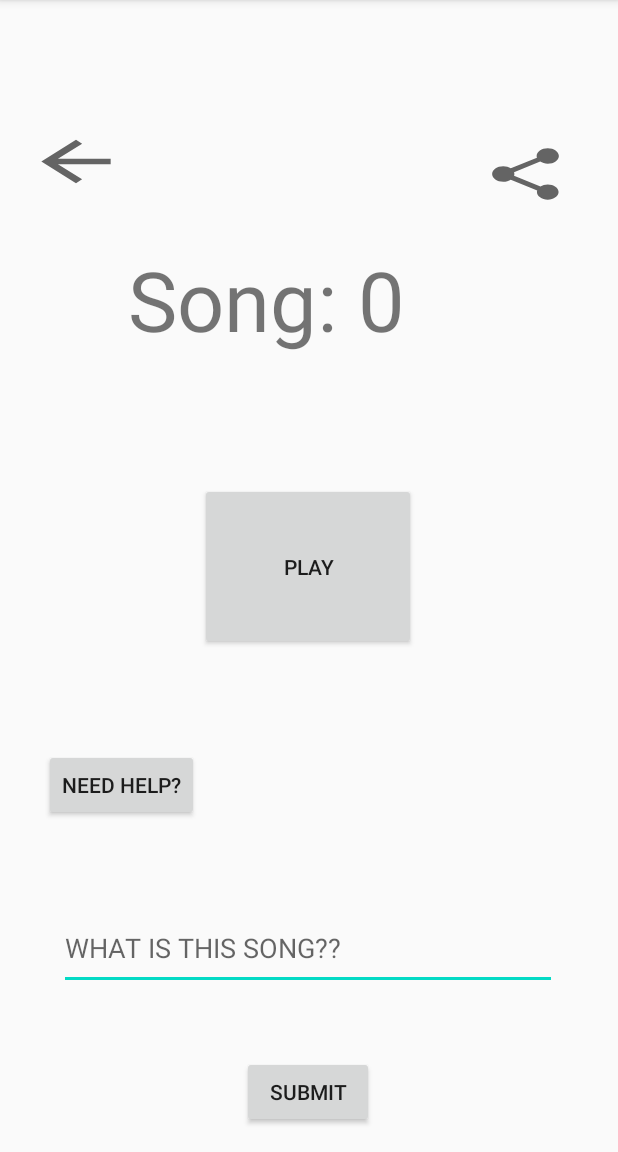
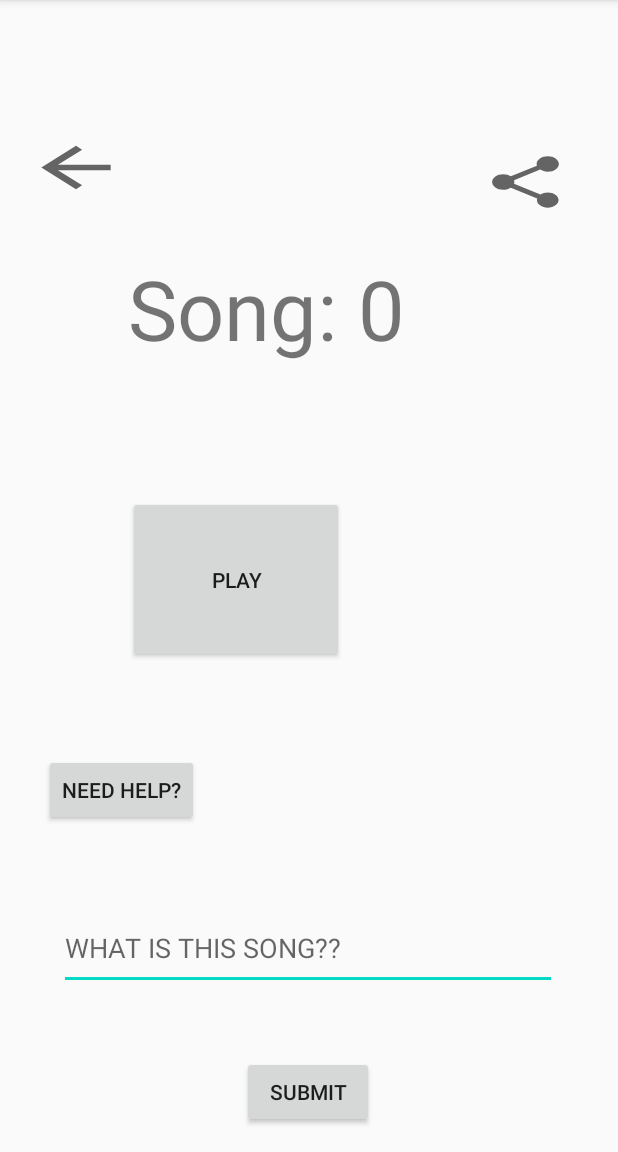
Before and after one commit to ofricachlon/Project, an Android app: the Level screen opened directly, with no data from a screen before it, after a tap on "PLAY", on a phone screen of 412 x 824 dp, the part 84-1236 px from its top. Run offline under Robolectric (Android 15) with nearby library versions, the phone set to English and light mode, and no system bars; 4 statements that could not run were skipped.

Commit message:
add song 3 all the clues are works.

```diff
--- a/app/src/main/java/com/example/project10/Level.java
+++ b/app/src/main/java/com/example/project10/Level.java
@@ -20,12 +20,13 @@
 public class Level extends AppCompatActivity implements View.OnClickListener, PopupMenu.OnMenuItemClickListener {
     SharedPreferences sp;
     SharedPreferences score;
+    private boolean[] usetheclue;
     private int sumpoints;
     private int times;
     private String SongName;
     private Button back;
     private int NumLevel;
-    private MediaPlayer Player;
+    private MediaPlayer[] Player;
     private EditText answer;
     private Button submit;
     private Button play;
@@ -33,8 +34,9 @@
     private TextView textlevel;
     private Button clues;
     private TextView clueshow;
-    private Button Sherebtn;
-
+    private Button Sharebtn;
+    private Button playP2;
+    private Button playP3;
 
     @Override
     protected void onCreate(Bundle savedInstanceState) {
@@ -44,6 +46,9 @@
         sp=getSharedPreferences("level",0);//כאן עצרתי https://appschool.co.il/assets/moxifile/books/android/android5.pdf עמ' 5
         score=getSharedPreferences("score",0);
         sumpoints=score.getInt("score",0);
+        usetheclue=new boolean[2];
+        usetheclue[0]=false;
+        usetheclue[1]=false;
         back=(Button)findViewById(R.id.backToLevels);
         play=(Button)findViewById(R.id.playmusic);
         textlevel=findViewById(R.id.textlevel);
@@ -51,18 +56,29 @@
         submit=findViewById(R.id.submit);
         clues=findViewById(R.id.clues_popup);
         clueshow=findViewById(R.id.clues_textview);
-        Sherebtn=findViewById(R.id.shereBtn);
+        Sharebtn=findViewById(R.id.shereBtn);
+        Player=new MediaPlayer[3];
+        playP2=findViewById(R.id.Playpart2);
+        playP3=findViewById(R.id.Playpart3);
+
         Intent intent=getIntent();
         Bundle bundle = getIntent().getExtras();
-        int sound = bundle.getInt("Mediaplayer");
-        Player = MediaPlayer.create(this, sound);
+        int sound1 = bundle.getInt("Mediaplayer1");
+        int sound2=bundle.getInt("Mediaplayer2");
+        int sound3=bundle.getInt("Mediaplayer3");
+
+        Player[0] = MediaPlayer.create(this, sound1);
+        Player[1] = MediaPlayer.create(this, sound2);
+        Player[2] = MediaPlayer.create(this, sound3);
         NumLevel=intent.getExtras().getInt("NumLevel");
         play.setOnClickListener(this);
         submit.setOnClickListener(this);
         back.setOnClickListener(this);
         SongName=intent.getStringExtra("SongName");
         clues.setOnClickListener(this);
-        Sherebtn.setOnClickListener(this);
+        Sharebtn.setOnClickListener(this);
+        playP2.setOnClickListener(this);
+        playP3.setOnClickListener(this);
 
         textlevel.setText("Song: "+NumLevel);
     }
@@ -70,8 +86,8 @@
     @Override
     public void onClick(View view) {
         if(view==play){
-            if(!Player.isPlaying()){
-                Player.start();
+            if(!Player[0].isPlaying()){
+                Player[0].start();
             }
         }
         if(back==view){
@@ -79,14 +95,61 @@
             startActivity(intent);
             finish();
         }
-        if(Sherebtn==view){
+        if(Sharebtn==view){
             Intent intent=new Intent(Intent.ACTION_SEND);
             intent.setType("text/plain");
             String ShereBody="Hey, im stuck in song "+NumLevel +" in the game MusicQuiz. can you help me?";
             String Sheresub="MusicQuiz help";
             intent.putExtra(Intent.EXTRA_SUBJECT,Sheresub);
             intent.putExtra(Intent.EXTRA_TEXT,ShereBody);
-            startActivity(Intent.createChooser(intent,"Shere using"));
+            startActivity(Intent.createChooser(intent,"Share using"));
+        }
+        if (playP2==view){
+            if(score.getInt("score",0)>=150){
+                if(!Player[0].isPlaying()||!Player[1].isPlaying()||!Player[2].isPlaying())
+                {
+                    if(usetheclue[0]){
+                        Player[1].start();
+                    }
+                    else {
+                        new AlertDialog.Builder(this).setMessage("the cost for this clue is 150").setCancelable(true).setPositiveButton("OK", new DialogInterface.OnClickListener()
+                        {
+                            public void onClick(DialogInterface dialog, int id)
+                            {
+                                SharedPreferences.Editor scoreedit=score.edit();
+                                scoreedit.putInt("score",sumpoints-150);
+                                scoreedit.commit();
+                                Player[1].start();
+                                usetheclue[0]=true;
+                                findViewById(R.id.Playpart3).setVisibility(View.VISIBLE);
+                            }
+                        }).setNegativeButton("No, i dont need that", null).show();
+                    }
+                }
+            }
+        }
+        if(playP3==view){
+            if(score.getInt("score",0)>=50){
+                if(!Player[0].isPlaying()||!Player[1].isPlaying()||!Player[2].isPlaying())
+                {
+                    if(usetheclue[1]){
+                        Player[2].start();
+                    }
+                    else {
+                        new AlertDialog.Builder(this).setMessage("The cost for this clue is 50").setCancelable(true).setPositiveButton("OK", new DialogInterface.OnClickListener()
+                        {
+                            public void onClick(DialogInterface dialog, int id)
+                            {
+                                SharedPreferences.Editor scoreedit=score.edit();
+                                scoreedit.putInt("score",sumpoints-50);
+                                scoreedit.commit();
+                                Player[2].start();
+                                usetheclue[1]=true;
+                            }
+                        }).setNegativeButton("No, i dont need that", null).show();
+                    }
+                }
+            }
         }
 
      if(submit==view){
@@ -151,7 +214,10 @@
     public void onBackPressed() {
         new AlertDialog.Builder(this).setMessage("Are you sure you want to exit?").setCancelable(false).setPositiveButton("Yes", new DialogInterface.OnClickListener()
                 {
-                    public void onClick(DialogInterface dialog, int id) { Level.this.finish(); }
+                    public void onClick(DialogInterface dialog, int id)
+                    {
+                        Level.this.finish();
+                    }
                 }).setNegativeButton("No", null).show();
     }
 
@@ -195,6 +261,10 @@
                 toast.show();
             }
         }
+        if(id==R.id.Continuethesong)
+        {
+            findViewById(R.id.Playpart2).setVisibility(View.VISIBLE);
+        }
         return true;
     }
 }
--- a/app/src/main/res/layout/activity_level.xml
+++ b/app/src/main/res/layout/activity_level.xml
@@ -34,13 +34,14 @@
         android:id="@+id/playmusic"
         android:layout_width="144dp"
         android:layout_height="111dp"
+        android:layout_marginBottom="144dp"
         android:text="play"
         app:layout_constraintBottom_toTopOf="@+id/answer"
         app:layout_constraintEnd_toEndOf="parent"
-        app:layout_constraintHorizontal_bias="0.498"
+        app:layout_constraintHorizontal_bias="0.318"
         app:layout_constraintStart_toStartOf="parent"
         app:layout_constraintTop_toTopOf="parent"
-        app:layout_constraintVertical_bias="0.653" />
+        app:layout_constraintVertical_bias="0.948" />
 
     <TextView
         android:id="@+id/textlevel"
@@ -106,5 +107,29 @@
         app:layout_constraintTop_toTopOf="parent"
         app:layout_constraintVertical_bias="0.902" />
 
+    <Button
+        android:id="@+id/Playpart2"
+        android:layout_width="wrap_content"
+        android:layout_height="wrap_content"
+        android:layout_marginTop="60dp"
+        android:text="part 2"
+        android:visibility="gone"
+        app:layout_constraintEnd_toEndOf="parent"
+        app:layout_constraintHorizontal_bias="0.504"
+        app:layout_constraintStart_toEndOf="@+id/playmusic"
+        app:layout_constraintTop_toBottomOf="@+id/textlevel" />
+
+    <Button
+        android:id="@+id/Playpart3"
+        android:layout_width="wrap_content"
+        android:layout_height="wrap_content"
+        android:layout_marginStart="24dp"
+        android:text="part 3"
+        android:visibility="gone"
+        app:layout_constraintBottom_toTopOf="@+id/clues_textview"
+        app:layout_constraintStart_toEndOf="@+id/playmusic"
+        app:layout_constraintTop_toBottomOf="@+id/Playpart2"
+        app:layout_constraintVertical_bias="0.24" />
+
 
 </androidx.constraintlayout.widget.ConstraintLayout>
```
Also changed, not shown: app/src/main/java/com/example/project10/Levels.java (+7 -5 lines), 3 other files.
